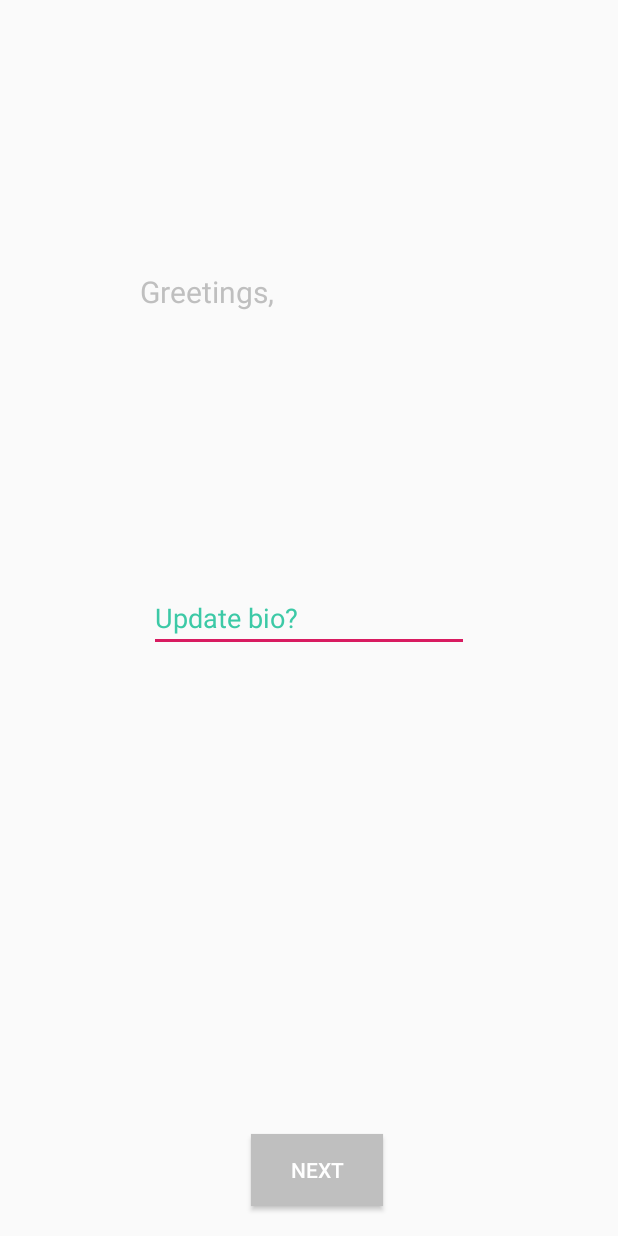
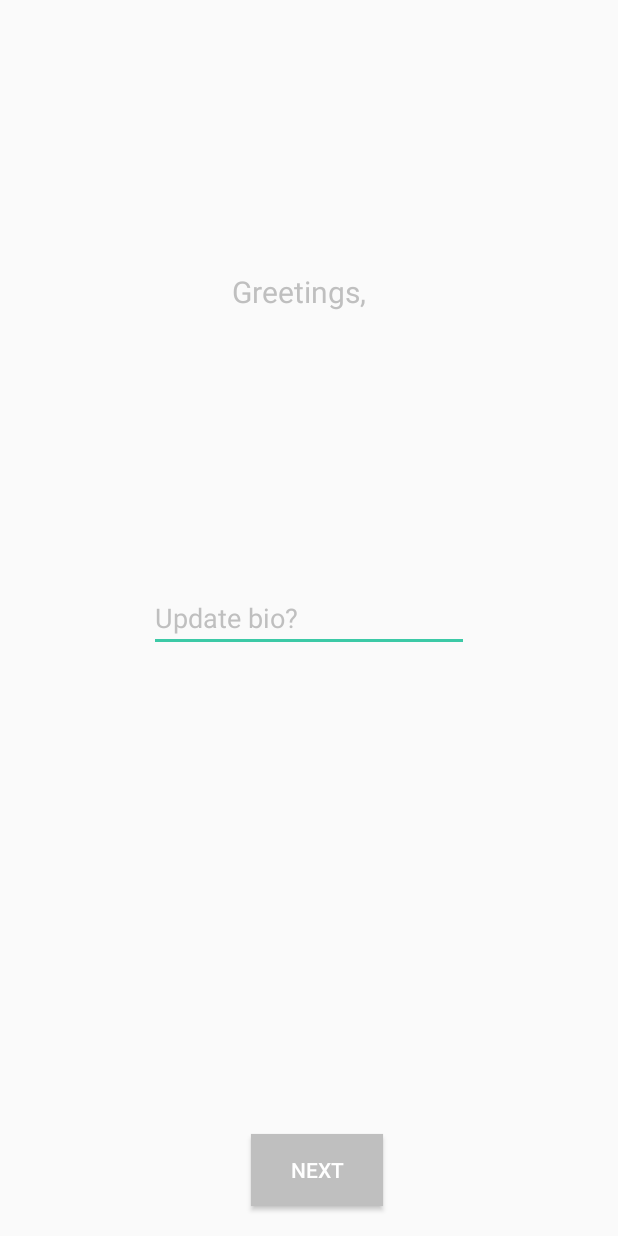
Before and after one commit to jmather625/JoyBug-App, an Android app: the InfoScreen screen opened directly, with no data from a screen before it, on a phone screen of 412 x 824 dp. Run offline under Robolectric (Android 15) with nearby library versions, the phone set to English and light mode, and no system bars; our stand-ins replace Firebase (no records; nobody signed in at launch, a user with empty details on screens opened directly).

Commit message:
UI warnings

```diff
--- a/app/src/main/java/com/example/jatin/joybug/TravelInput.java
+++ b/app/src/main/java/com/example/jatin/joybug/TravelInput.java
@@ -8,6 +8,7 @@ import android.view.View;
 import android.widget.Button;
 import android.widget.CalendarView;
 import android.widget.EditText;
+import android.widget.TextView;
 
 import java.text.SimpleDateFormat;
 import java.util.Calendar;
@@ -27,7 +28,7 @@ import java.util.Calendar;
             public void onClick(View v) {
                 String dest = mEdit.getText().toString();
                 if (dest.equals("")) {
-                   //show error message
+                   mEdit.setHint("Please input destination");
                 } else {
                     MainActivity.setDest(dest);
                     openPricePicker();
@@ -41,7 +42,7 @@ import java.util.Calendar;
             public void onClick(View v) {
                 String dest = mEdit.getText().toString();
                 if (dest.equals("")) {
-                    //show error message
+                    mEdit.setHint("Please input destination");
                 } else {
                     MainActivity.setDest(dest);
                     openDriverViewer();
--- a/app/src/main/res/layout/activity_info_screen.xml
+++ b/app/src/main/res/layout/activity_info_screen.xml
@@ -37,12 +37,13 @@
         android:layout_marginEnd="8dp"
         android:layout_marginRight="8dp"
         android:layout_marginBottom="8dp"
-        android:text="TextView"
+        android:text="User"
         android:textColor="#3cc9a6"
         android:textSize="20sp"
+        android:textStyle="bold"
         app:layout_constraintBottom_toBottomOf="parent"
         app:layout_constraintEnd_toEndOf="parent"
-        app:layout_constraintHorizontal_bias="0.695"
+        app:layout_constraintHorizontal_bias="0.616"
         app:layout_constraintStart_toStartOf="parent"
         app:layout_constraintTop_toTopOf="parent"
         app:layout_constraintVertical_bias="0.221" />
@@ -64,8 +65,10 @@
         android:layout_marginBottom="8dp"
         android:ems="10"
         android:inputType="textPersonName"
-        android:text="Update bio?"
+        android:text=""
+        android:hint="Update bio?"
         android:textColor="#3cc9a6"
+        android:textColorHint="#bfbfbf"
         app:layout_constraintBottom_toBottomOf="parent"
         app:layout_constraintEnd_toEndOf="parent"
         app:layout_constraintStart_toStartOf="parent"
@@ -81,12 +84,12 @@
         android:layout_marginEnd="8dp"
         android:layout_marginRight="8dp"
         android:layout_marginBottom="8dp"
-        android:text="Greetings, "
+        android:text="Greetings,"
         android:textColor="#bfbfbf"
         android:textSize="20sp"
         app:layout_constraintBottom_toBottomOf="parent"
-        app:layout_constraintEnd_toEndOf="parent"
-        app:layout_constraintHorizontal_bias="0.282"
+        app:layout_constraintEnd_toStartOf="@+id/nameText"
+        app:layout_constraintHorizontal_bias="1.0"
         app:layout_constraintStart_toStartOf="parent"
         app:layout_constraintTop_toTopOf="parent"
         app:layout_constraintVertical_bias="0.221" />
--- a/app/src/main/res/layout/activity_travel_input.xml
+++ b/app/src/main/res/layout/activity_travel_input.xml
@@ -86,7 +86,7 @@
     <EditText
         android:id="@+id/editText3"
         android:layout_width="wrap_content"
-        android:layout_height="wrap_content"
+        android:layout_height="15dp"
         android:layout_alignParentStart="true"
         android:layout_alignParentLeft="true"
         android:layout_alignParentTop="true"
@@ -101,7 +101,7 @@
         android:layout_marginBottom="125dp"
         android:ems="10"
         android:inputType="textPersonName"
-        android:text="Destination:"
-        android:textColor="#bfbfbf" />
+        android:hint="Destination:"
+        android:textColorHint="#bfbfbf" />
 
 </RelativeLayout>
--- a/app/src/main/res/values/styles.xml
+++ b/app/src/main/res/values/styles.xml
@@ -5,7 +5,7 @@
         <!-- Customize your theme here. -->
         <item name="colorPrimary">@color/colorPrimary</item>
         <item name="colorPrimaryDark">@color/colorPrimaryDark</item>
-        <item name="colorAccent">@color/colorAccent</item>
+        <item name="colorAccent">#3cc9a6</item>
     </style>
 
     <style name="AppTheme.NoActionBar">
```
Also changed, not shown: app/src/main/java/com/example/jatin/joybug/InfoScreen.java (+7 -2 lines), app/src/main/res/layout/activity_driver_viewer.xml (+29 -28 lines).
